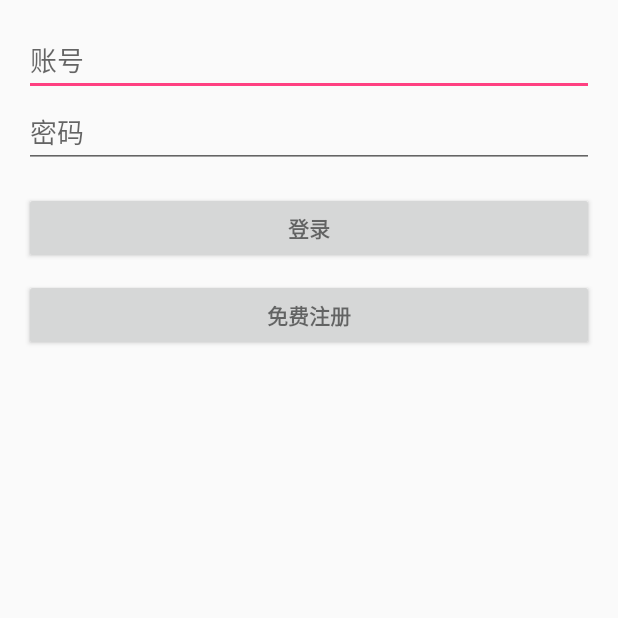
After one commit to WilliamZhangWD/YuKuAndroidSys, an Android app: the LoginActivity screen opened directly, with no data from a screen before it, on a phone screen of 412 x 824 dp, the top half of it. The commit adds this screen. Run offline under Robolectric (Android 15) with nearby library versions, the phone set to English and light mode, and no system bars.

Commit message:
实现登录账号密码验证

```diff
--- a/YuKu/app/build.gradle
+++ b/YuKu/app/build.gradle
@@ -22,7 +22,9 @@ dependencies {
     implementation fileTree(dir: 'libs', include: ['*.jar'])
     implementation 'com.android.support:appcompat-v7:28.+'
     implementation 'com.android.support.constraint:constraint-layout:1.0.2'
+    implementation 'com.android.support:support-annotations:28.0.0'
     testImplementation 'junit:junit:4.12'
     androidTestImplementation 'com.android.support.test:runner:1.0.1'
     androidTestImplementation 'com.android.support.test.espresso:espresso-core:3.0.1'
+    implementation 'com.squareup.okhttp3:okhttp:3.4.1'
 }
--- /dev/null
+++ b/YuKu/app/src/main/res/layout/activity_login.xml
@@ -0,0 +1,75 @@
+<?xml version="1.0" encoding="utf-8"?>
+<LinearLayout xmlns:android="http://schemas.android.com/apk/res/android"
+    xmlns:tools="http://schemas.android.com/tools"
+    android:layout_width="match_parent"
+    android:layout_height="match_parent"
+    android:gravity="center_horizontal"
+    android:orientation="vertical"
+    android:paddingBottom="@dimen/activity_vertical_margin"
+    android:paddingLeft="@dimen/activity_horizontal_margin"
+    android:paddingRight="@dimen/activity_horizontal_margin"
+    android:paddingTop="@dimen/activity_vertical_margin"
+    tools:context=".LoginActivity">
+
+    <!-- Login progress -->
+    <ProgressBar
+        android:id="@+id/login_progress"
+        style="?android:attr/progressBarStyleLarge"
+        android:layout_width="wrap_content"
+        android:layout_height="wrap_content"
+        android:layout_marginBottom="8dp"
+        android:visibility="gone" />
+
+    <ScrollView
+        android:id="@+id/login_form"
+        android:layout_width="match_parent"
+        android:layout_height="match_parent">
+
+        <LinearLayout
+            android:id="@+id/email_login_form"
+            android:layout_width="match_parent"
+            android:layout_height="wrap_content"
+            android:orientation="vertical">
+
+            <EditText
+                android:id="@+id/phone_count"
+                android:layout_width="match_parent"
+                android:layout_height="wrap_content"
+                android:hint="账号"
+                android:inputType="number"
+                android:maxLines="1"
+                android:singleLine="true" />
+
+            <EditText
+                android:id="@+id/password"
+                android:layout_width="match_parent"
+                android:layout_height="wrap_content"
+                android:hint="密码"
+                android:imeActionId="6"
+                android:imeActionLabel="@string/action_sign_in_short"
+                android:imeOptions="actionUnspecified"
+                android:inputType="textPassword"
+                android:maxLines="1"
+                android:singleLine="true" />
+
+            <Button
+                android:id="@+id/sign_in_button"
+                style="?android:textAppearanceSmall"
+                android:layout_width="match_parent"
+                android:layout_height="wrap_content"
+                android:layout_marginTop="16dp"
+                android:text="登录"
+                android:textStyle="bold" />
+
+            <Button
+                android:id="@+id/phone_register_button"
+                style="?android:textAppearanceSmall"
+                android:layout_width="match_parent"
+                android:layout_height="wrap_content"
+                android:layout_marginTop="10dp"
+                android:text="免费注册"
+                android:textStyle="bold" />
+
+        </LinearLayout>
+    </ScrollView>
+</LinearLayout>
--- a/YuKu/app/src/main/res/layout/fragment_mine.xml
+++ b/YuKu/app/src/main/res/layout/fragment_mine.xml
@@ -39,6 +39,7 @@
                 android:layout_marginLeft="10dp"
                 />
             <TextView
+                android:id="@+id/wanna_login"
                 android:layout_width="wrap_content"
                 android:layout_height="match_parent"
                 android:gravity="center"
--- /dev/null
+++ b/YuKu/app/src/main/res/values/dimens.xml
@@ -0,0 +1,5 @@
+<resources>
+    <!-- Default screen margins, per the Android Design guidelines. -->
+    <dimen name="activity_horizontal_margin">16dp</dimen>
+    <dimen name="activity_vertical_margin">16dp</dimen>
+</resources>
```
Also changed, not shown: YuKu/app/src/main/AndroidManifest.xml (+9 -0 lines), YuKu/app/src/main/java/cn/edu/hznu/yuku/LoginActivity.java (added, +115 -0 lines), YuKu/app/src/main/java/cn/edu/hznu/yuku/fragment/mine/MineFragment.java (+15 -1 lines), YuKu/app/src/main/res/values/strings.xml (+15 -0 lines), 4 other files.
